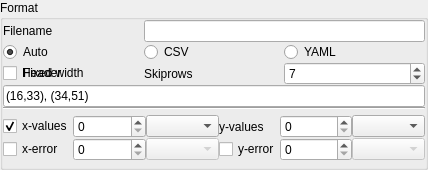
Qt form chisurf/gui/widgets/fio/csvInput.ui (Fluorescence-Tools/chisurf) before a commit.
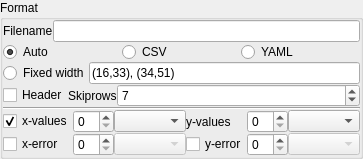
The same form after that commit.

Commit message:
Refactored `csvInput.ui` layout for improved structure and alignment
- Replaced `QGridLayout` with nested vertical and horizontal layouts (`QVBoxLayout` and `QHBoxLayout`) for better flexibility and organization.
- Adjusted widget alignment, spacing, and margins for a cleaner UI.
- Modified window dimensions and updated relevant widget properties to reflect new layout.

The edit to the form file:
```diff
--- a/chisurf/gui/widgets/fio/csvInput.ui
+++ b/chisurf/gui/widgets/fio/csvInput.ui
@@ -6,8 +6,8 @@
    <rect>
     <x>0</x>
     <y>0</y>
-    <width>428</width>
-    <height>170</height>
+    <width>334</width>
+    <height>145</height>
    </rect>
   </property>
   <property name="windowTitle">
@@ -34,7 +34,10 @@
      <property name="title">
       <string>Format</string>
      </property>
-     <layout class="QGridLayout" name="gridLayout">
+     <layout class="QVBoxLayout" name="verticalLayout_3">
+      <property name="spacing">
+       <number>0</number>
+      </property>
       <property name="leftMargin">
        <number>0</number>
       </property>
@@ -47,17 +50,19 @@
       <property name="bottomMargin">
        <number>0</number>
       </property>
+      <item>
+       <layout class="QHBoxLayout" name="horizontalLayout_2">
       <property name="spacing">
        <number>0</number>
       </property>
-      <item row="0" column="0">
+        <item>
        <widget class="QLabel" name="label_2">
         <property name="text">
          <string>Filename</string>
         </property>
        </widget>
       </item>
-      <item row="0" column="1" colspan="2">
+        <item>
        <widget class="QLineEdit" name="lineEdit_8">
         <property name="enabled">
          <bool>true</bool>
@@ -76,7 +81,14 @@
         </property>
        </widget>
       </item>
-      <item row="1" column="0">
+       </layout>
+      </item>
+      <item>
+       <layout class="QHBoxLayout" name="horizontalLayout">
+        <property name="spacing">
+         <number>0</number>
+        </property>
+        <item>
        <widget class="QRadioButton" name="radioButton_4">
         <property name="toolTip">
          <string>Automatically detect the file type based on the file extension.</string>
@@ -89,7 +101,7 @@
         </property>
        </widget>
       </item>
-      <item row="1" column="1">
+        <item>
        <widget class="QRadioButton" name="radioButton_2">
         <property name="toolTip">
          <string>Select this if the file that is being opened is a comma separated value file.</string>
@@ -102,7 +114,7 @@
         </property>
        </widget>
       </item>
-      <item row="1" column="2">
+        <item>
        <widget class="QRadioButton" name="radioButton_3">
         <property name="toolTip">
          <string>&lt;html&gt;&lt;head/&gt;&lt;body&gt;&lt;p&gt;Use this option to open a YAML file exported by ChiSurf or associated tools.&lt;/p&gt;&lt;/body&gt;&lt;/html&gt;</string>
@@ -112,7 +124,14 @@
         </property>
        </widget>
       </item>
-      <item row="2" column="0">
+       </layout>
+      </item>
+      <item>
+       <layout class="QHBoxLayout" name="horizontalLayout_4">
+        <property name="spacing">
+         <number>0</number>
+        </property>
+        <item>
        <widget class="QRadioButton" name="radioButton">
         <property name="toolTip">
          <string>&lt;html&gt;&lt;head/&gt;&lt;body&gt;&lt;p&gt;Use this option of open fixed column width files.&lt;/p&gt;&lt;/body&gt;&lt;/html&gt;</string>
@@ -125,7 +144,21 @@
         </property>
        </widget>
       </item>
-      <item row="2" column="0">
+        <item>
+         <widget class="QLineEdit" name="lineEdit">
+          <property name="text">
+           <string>(16,33), (34,51)</string>
+          </property>
+         </widget>
+        </item>
+       </layout>
+      </item>
+      <item>
+       <layout class="QHBoxLayout" name="horizontalLayout_3">
+        <property name="spacing">
+         <number>0</number>
+        </property>
+        <item>
        <widget class="QCheckBox" name="checkBox_2">
         <property name="enabled">
          <bool>true</bool>
@@ -141,15 +174,21 @@
         </property>
        </widget>
       </item>
-      <item row="2" column="1">
+        <item>
        <widget class="QLabel" name="label">
         <property name="text">
          <string>Skiprows</string>
         </property>
        </widget>
       </item>
-      <item row="2" column="2">
+        <item>
        <widget class="QSpinBox" name="spinBox">
+          <property name="sizePolicy">
+           <sizepolicy hsizetype="MinimumExpanding" vsizetype="Fixed">
+            <horstretch>0</horstretch>
+            <verstretch>0</verstretch>
+           </sizepolicy>
+          </property>
         <property name="toolTip">
          <string>&lt;html&gt;&lt;head/&gt;&lt;body&gt;&lt;p&gt;This corresponds to the number of lines that are being skipped before the header of the columns. THis option is only used when reading CSV files or fixed width column width files.&lt;/p&gt;&lt;/body&gt;&lt;/html&gt;</string>
         </property>
@@ -161,14 +200,16 @@
         </property>
        </widget>
       </item>
-      <item row="4" column="0" colspan="3">
+       </layout>
+      </item>
+      <item>
        <widget class="Line" name="line_2">
         <property name="orientation">
          <enum>Qt::Horizontal</enum>
         </property>
        </widget>
       </item>
-      <item row="5" column="0" colspan="3">
+      <item>
        <widget class="QWidget" name="widget" native="true">
         <layout class="QVBoxLayout" name="verticalLayout_2">
          <property name="spacing">
@@ -303,13 +344,6 @@
         </layout>
        </widget>
       </item>
-      <item row="3" column="0" colspan="3">
-       <widget class="QLineEdit" name="lineEdit">
-        <property name="text">
-         <string>(16,33), (34,51)</string>
-        </property>
-       </widget>
-      </item>
      </layout>
     </widget>
    </item>
```
Lines whose indentation alone changed are shown as unchanged.
